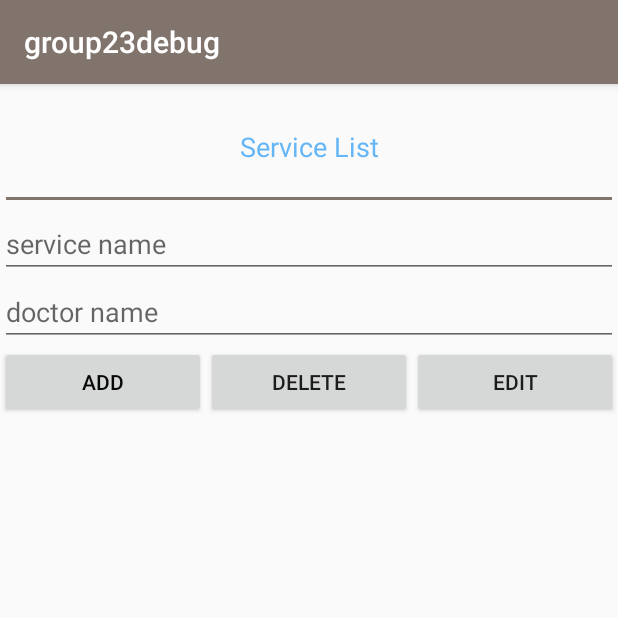
After one commit to Jeep2333/project-grp23, an Android app: the Manage screen opened directly, with no data from a screen before it, on a phone screen of 412 x 824 dp, the top half of it. The commit adds this screen. Run offline under Robolectric (Android 15) with nearby library versions, the light colour scheme and no system bars; our stand-ins replace Firebase (no records; nobody signed in at launch, a user with empty details on screens opened directly).

Commit message:
add the function which can edit, add, and delete service in admin account,creat child service in database

```diff
--- a/project/app/src/main/AndroidManifest.xml
+++ b/project/app/src/main/AndroidManifest.xml
@@ -11,8 +11,9 @@
         android:theme="@style/AppTheme">
         <activity android:name=".welcomenor"></activity>
         <activity android:name=".welcomAdm" />
-        <activity android:name=".welcomeAdm" />
+        <activity android:name=".Service" />
         <activity android:name=".SignUp" />
+        <activity android:name=".Manage"/>
         <activity android:name=".Login">
             <intent-filter>
                 <action android:name="android.intent.action.MAIN" />
--- /dev/null
+++ b/project/app/src/main/java/com/example/group23debug/Manage.java
@@ -0,0 +1,97 @@
+package com.example.group23debug;
+
+import android.content.Intent;
+import android.os.Bundle;
+import android.view.View;
+import android.widget.Button;
+import android.widget.EditText;
+import android.widget.TextView;
+import android.widget.Toast;
+
+import androidx.annotation.NonNull;
+import androidx.appcompat.app.AppCompatActivity;
+
+import com.google.android.gms.tasks.OnCompleteListener;
+import com.google.android.gms.tasks.Task;
+import com.google.firebase.database.DatabaseReference;
+import com.google.firebase.database.FirebaseDatabase;
+
+public class Manage extends AppCompatActivity {
+    private TextView serviceList;
+    private EditText serviceNameEditText;
+    private EditText doctorNameEditText;
+    private Button add;
+    private Button delete;
+    private Button edit;
+    final Service service = new Service("rua","aoao");
+
+    FirebaseDatabase mDatabase;
+    DatabaseReference mRef;
+    protected void onCreate(Bundle savedInstanceState) {
+        super.onCreate(savedInstanceState);
+        setContentView(R.layout.service);
+        serviceList = findViewById(R.id.service_list);
+        serviceNameEditText = findViewById(R.id.service_name);
+        doctorNameEditText = findViewById(R.id.doctorname);
+        add = findViewById(R.id.add);
+        delete = findViewById(R.id.delete);
+        edit = findViewById(R.id.edit);
+        mDatabase = FirebaseDatabase.getInstance();
+        mRef = mDatabase.getReference().child(("Service"));
+        final Service service = new Service("rua","aoao");
+    }
+
+    public void add(View v){
+        service.setName(serviceNameEditText.getText().toString());
+        service.setdName(doctorNameEditText.getText().toString());
+        mRef.child(service.getName()).setValue(service).addOnCompleteListener(Manage.this, new OnCompleteListener<Void>() {
+            @Override
+            public void onComplete(@NonNull Task<Void> task) {
+                if (task.isSuccessful()){
+                    Toast.makeText(Manage.this,"Add service successful.",Toast.LENGTH_SHORT).show();
+                }else{
+                    Toast.makeText(Manage.this,"Firebase Database Error",Toast.LENGTH_SHORT).show();
+                }
+            }
+        });
+
+
+    }
+
+    public void delete(View v){
+        service.setName(serviceNameEditText.getText().toString());
+        mRef.child(service.getName()).removeValue().addOnCompleteListener(Manage.this, new OnCompleteListener<Void>() {
+            @Override
+            public void onComplete(@NonNull Task<Void> task) {
+                if (task.isSuccessful()){
+                    Toast.makeText(Manage.this,"Delete successful.",Toast.LENGTH_SHORT).show();
+                }else{
+                    Toast.makeText(Manage.this,"Firebase Database Error",Toast.LENGTH_SHORT).show();
+                }
+            }
+        });
+
+
+    }
+
+    public void edit(View v){
+        service.setName(serviceNameEditText.getText().toString());
+        service.setdName(doctorNameEditText.getText().toString());
+        mRef.child(service.getName()).removeValue();
+        mRef.child(service.getName()).setValue(service).addOnCompleteListener(Manage.this, new OnCompleteListener<Void>() {
+            @Override
+            public void onComplete(@NonNull Task<Void> task) {
+                if (task.isSuccessful()){
+                    Toast.makeText(Manage.this,"Edit service successful.",Toast.LENGTH_SHORT).show();
+                }else{
+                    Toast.makeText(Manage.this,"Firebase Database Error",Toast.LENGTH_SHORT).show();
+                }
+            }
+        });
+
+
+    }
+
+
+
+}
--- a/project/app/src/main/java/com/example/group23debug/Person.java
+++ b/project/app/src/main/java/com/example/group23debug/Person.java
@@ -7,7 +7,6 @@ public class Person{
     private String personType;
     private String email;
     private String password;
-    private Service service;
 
     public Person(String firstName , String lastName, String personType, String email, String password ,String userName){
         this.firstName = firstName;
@@ -38,6 +37,4 @@ public class Person{
     public String getPassword() {return password;}
     public  void setPassword(String password) {this.password = password;}
 
-    public Service getService() {return service;}
-    public  void setService(Service service) {this.service = service;}
 }
--- /dev/null
+++ b/project/app/src/main/res/layout/service.xml
@@ -0,0 +1,63 @@
+<?xml version="1.0" encoding="utf-8"?>
+<LinearLayout xmlns:android="http://schemas.android.com/apk/res/android"
+    android:orientation="vertical" android:layout_width="match_parent"
+    android:layout_height="match_parent">
+
+    <EditText
+        android:id="@+id/service_list"
+        android:layout_width="match_parent"
+        android:layout_height="84dp"
+        android:ems="10"
+        android:gravity="center"
+        android:hint="Service List"
+        android:inputType="textPersonName"
+        android:textColorHint="#B02196F3" />
+
+    <EditText
+        android:id="@+id/service_name"
+        android:layout_width="match_parent"
+        android:layout_height="wrap_content"
+        android:ems="10"
+        android:hint="service name"
+        android:inputType="textPersonName" />
+
+    <EditText
+        android:id="@+id/doctorname"
+        android:layout_width="match_parent"
+        android:layout_height="wrap_content"
+        android:ems="10"
+        android:hint="doctor name"
+        android:inputType="textPersonName" />
+
+    <LinearLayout
+        android:layout_width="match_parent"
+        android:layout_height="match_parent"
+        android:orientation="horizontal">
+
+        <Button
+            android:id="@+id/add"
+            android:layout_width="wrap_content"
+            android:layout_height="wrap_content"
+            android:layout_weight="1"
+            android:onClick="add"
+            android:text="add"
+            android:textColor="#070606" />
+
+        <Button
+            android:id="@+id/delete"
+            android:layout_width="wrap_content"
+            android:layout_height="wrap_content"
+            android:layout_weight="1"
+            android:onClick="delete"
+            android:text="delete" />
+
+        <Button
+            android:id="@+id/edit"
+            android:layout_width="wrap_content"
+            android:layout_height="wrap_content"
+            android:layout_weight="1"
+            android:onClick="edit"
+            android:text="edit" />
+    </LinearLayout>
+
+</LinearLayout>
```
Also changed, not shown: project/app/src/main/java/com/example/group23debug/Service.java (+10 -8 lines), project/app/src/main/java/com/example/group23debug/SignUp.java (+1 -10 lines), project/app/src/main/java/com/example/group23debug/welcomAdm.java (+11 -0 lines), project/app/src/main/res/layout/activity_welcom_adm.xml (+17 -0 lines), project/app/src/main/res/layout/servicelist.xml (added, +17 -0 lines).
